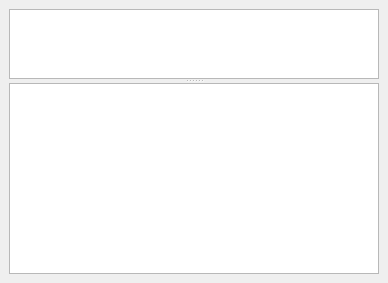
Qt form src/base/gui/windows/ChatWindow.ui (astralaster/oxofrmbl) before a commit.
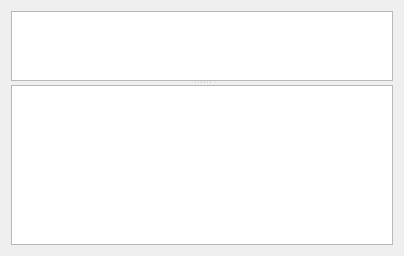
The same form after that commit. Custom widgets are drawn as their Qt base class.

```diff
--- a/src/base/gui/windows/ChatWindow.ui
+++ b/src/base/gui/windows/ChatWindow.ui
@@ -1,20 +1,16 @@
 <?xml version="1.0" encoding="UTF-8"?>
 <ui version="4.0">
  <class>ChatWindow</class>
- <widget class="QMainWindow" name="ChatWindow">
+ <widget class="QWidget" name="ChatWindow">
   <property name="geometry">
    <rect>
     <x>0</x>
     <y>0</y>
-    <width>388</width>
-    <height>283</height>
+    <width>404</width>
+    <height>256</height>
    </rect>
   </property>
-  <property name="windowTitle">
-   <string/>
-  </property>
-  <widget class="QWidget" name="centralwidget">
-   <layout class="QVBoxLayout" name="verticalLayout">
+  <layout class="QVBoxLayout" name="verticaLayout">
     <item>
      <widget class="QSplitter" name="splitter">
       <property name="orientation">
@@ -51,7 +47,6 @@
      </widget>
     </item>
    </layout>
-  </widget>
  </widget>
  <customwidgets>
   <customwidget>
```
Lines whose indentation alone changed are shown as unchanged.
